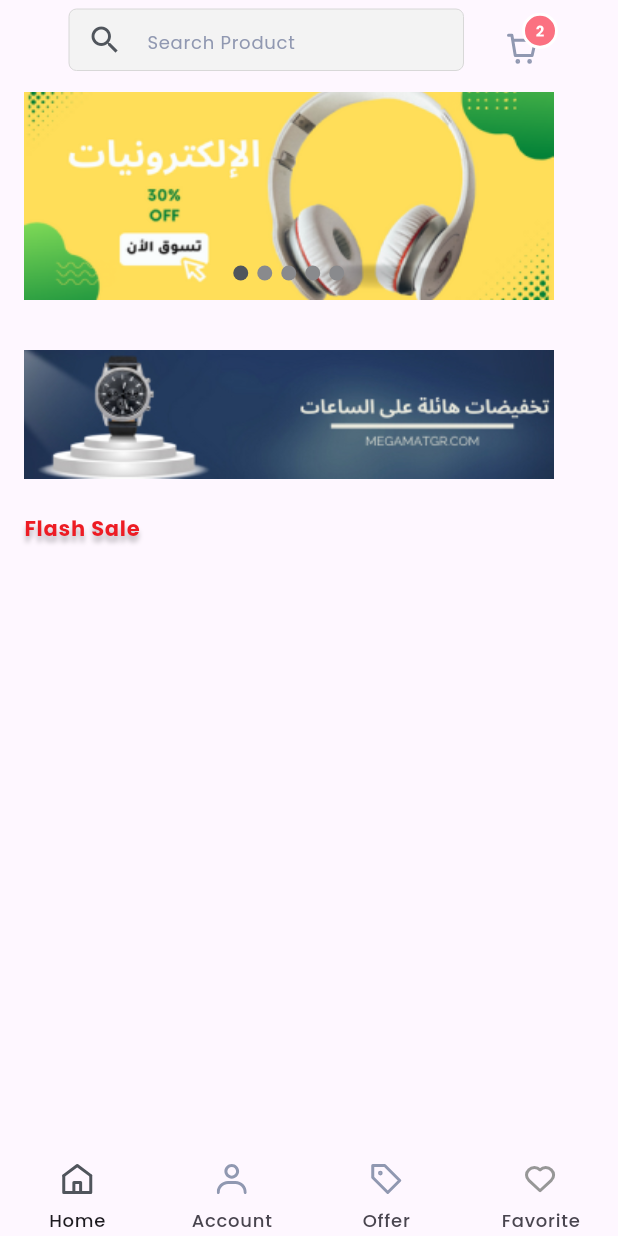
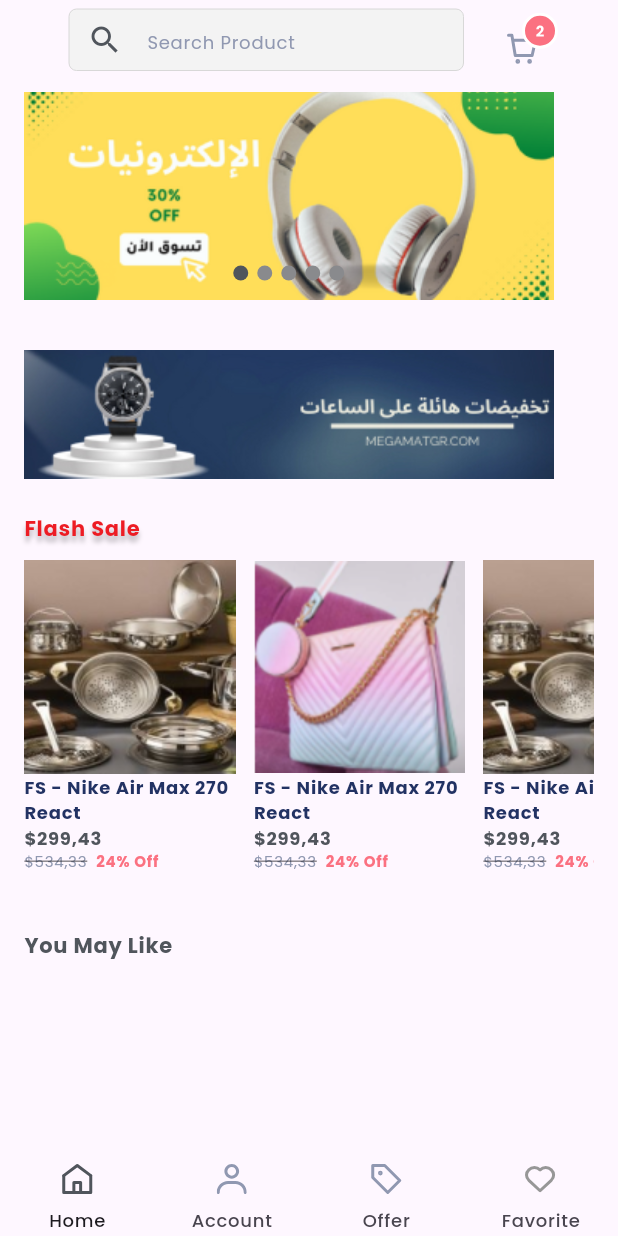
Before and after one commit to karim242/Mega-Store, a Flutter app: the screen it shows after launch, on a phone screen of 412 x 824 dp. Run offline on Flutter 3.47's test engine with Material 3 defaults, Android fonts, the phone set to English and light mode, and no system bars; drawn by our look-alikes of card_swiper; our stand-ins replace flutter_svg.

Commit message:
Add Flash Sale Row

```diff
--- a/lib/feature/home/view/home_view.dart
+++ b/lib/feature/home/view/home_view.dart
@@ -1,5 +1,7 @@
 import 'package:flutter/material.dart';
+import 'package:flutter/widgets.dart';
 import 'package:technomasr_tasks/feature/home/widgets/banners_image.dart';
+import 'package:technomasr_tasks/feature/home/widgets/flashsale_product_row.dart';
 import 'package:technomasr_tasks/feature/home/widgets/home_appbar_row.dart';
 import 'package:technomasr_tasks/utils/app_fonts.dart';
 import 'package:technomasr_tasks/utils/app_image.dart';
@@ -13,12 +15,9 @@
       body: SafeArea(
         child: SingleChildScrollView(
           child: Padding(
-            padding: const EdgeInsets.symmetric(
-              horizontal: 16.0,
-            ),
-            child: Column(
-              crossAxisAlignment: CrossAxisAlignment.start,
-              children: [
+               padding: const EdgeInsets.symmetric(horizontal: 16.0),
+
+                  child:   Column(crossAxisAlignment: CrossAxisAlignment.start, children: [
                     const SizedBox(
                       height: 6,
                     ),
@@ -43,24 +42,36 @@
                     const SizedBox(
                       height: 23,
                     ),
-              Text('Flash Sale',
+                    Text(
+                      'Flash Sale',
                       style: AppFonts.textStyle14().copyWith(
                         color: const Color(0xffED1C24),
                         fontWeight: FontWeight.w700,
-
                         shadows: [
                           Shadow(
-                  offset: const Offset(0.0,4),
+                            offset: const Offset(0.0, 4),
                             blurRadius: 4,
                             color: Colors.black.withOpacity(0.25),
                           ),
-
                         ],
-                ),),
-
-            ]),
                       ),
                     ),
+                 const   SizedBox(height: 230, child: const FlashSaleProductRow()),
+                 const SizedBox(
+                      height: 28,
+                    ),
+                    Text("You May Like ",style: AppFonts.textStyle14().copyWith(
+                      color: const Color(0xff50555C),
+
+                    ),)
+                  ]
+            ),
+            ),
+        ),
+
+        //  ] ),
+      //    ),
+
       ),
     );
   }
--- /dev/null
+++ b/lib/feature/home/widgets/flashsale_product_row.dart
@@ -0,0 +1,29 @@
+import 'package:flutter/material.dart';
+import 'package:technomasr_tasks/utils/app_image.dart';
+import 'package:technomasr_tasks/utils/widgets/custom_product_col.dart';
+
+class FlashSaleProductRow extends StatelessWidget {
+  const FlashSaleProductRow({super.key});
+  final List<String> productImages = const [
+    Assets.imagesFsImage1,
+    Assets.imagesFsImage2,
+    Assets.imagesFsImage1
+  ];
+  @override
+  Widget build(BuildContext context) {
+    return ListView(
+      shrinkWrap: true,
+      scrollDirection: Axis.horizontal,
+     children: [
+      CustomProductCol(image: productImages[0]),
+      const SizedBox(
+        width: 12,
+      ),
+      CustomProductCol(image: productImages[1]),
+      const SizedBox(
+        width: 12,
+      ),
+      CustomProductCol(image: productImages[0]),
+    ],);
+  }
+}
--- a/lib/utils/app_fonts.dart
+++ b/lib/utils/app_fonts.dart
@@ -6,7 +6,8 @@
     return  const TextStyle(fontFamily: 'Poppins',fontSize: 14,letterSpacing: 0.5,fontWeight: FontWeight.w700);
   }
   static TextStyle textStyle12() {
-    return  const TextStyle(fontFamily: 'Poppins',fontSize: 12,letterSpacing: 0.5,fontWeight: FontWeight.w700);
+    return  const TextStyle(fontFamily: 'Poppins',
+    fontSize: 12,letterSpacing: 0.5,fontWeight: FontWeight.w700);
   }
 
 }
--- a/lib/utils/app_image.dart
+++ b/lib/utils/app_image.dart
@@ -11,12 +11,10 @@
 
   /// Assets for imagesFsImage1
   /// assets/images/fsImage1.svg
-  static const String imagesFsImage1 = "assets/images/fsImage1.svg";
-
+  static const String imagesFsImage1 = "assets/images/flsImage1.png";
   /// Assets for imagesFsImage2
-  /// assets/images/fsImage2.svg
-  static const String imagesFsImage2 = "assets/images/fsImage2.svg";
-
+  /// assets/images/flsImage2.png
+  static const String imagesFsImage2 = "assets/images/flsImage2.png";
   /// Assets for imagesGoldenStar
   /// assets/images/goldenStar.svg
   static const String imagesGoldenStar = "assets/images/goldenStar.svg";
--- a/lib/utils/widgets/custom_product_col.dart
+++ b/lib/utils/widgets/custom_product_col.dart
@@ -1,17 +1,59 @@
 import 'package:flutter/material.dart';
-import 'package:flutter_svg/svg.dart';
-import 'package:technomasr_tasks/utils/app_image.dart';
+import 'package:flutter/widgets.dart';
+import 'package:technomasr_tasks/utils/app_fonts.dart';
 
 class CustomProductCol extends StatelessWidget {
-  const CustomProductCol({super.key});
-
+  const CustomProductCol({super.key, required this.image});
+final String image;
   @override
   Widget build(BuildContext context) {
-    return  Column(
-      children: [
-        SvgPicture.asset(Assets.imagesFsImage1),
+    return SizedBox(
+      width: 141,
+      height: 224,
+      child: Column(
+        mainAxisAlignment: MainAxisAlignment.center,
+        crossAxisAlignment: CrossAxisAlignment.start,
+        children: [
+          AspectRatio(
+              aspectRatio: 141 / 143,
+              child: Image.asset(image)),
+          Text('FS - Nike Air Max 270 React',
+              style: AppFonts.textStyle12().copyWith(
+                  fontWeight: FontWeight.w700, color: const Color(0xff223263))),
+          Text(
+            '\$299,43',
+            style: AppFonts.textStyle12().copyWith(
+              fontWeight: FontWeight.w700,
+              color: const Color(0xff50555C),
+            ),
+          ),
+          Row(
+            children: [
+              Text(
+                '\$534,33',
+                style: AppFonts.textStyle12().copyWith(
+                  fontSize: 10,
+                  fontWeight: FontWeight.w400,
+                  color: const Color(0xff9098B1),
+                  decoration: TextDecoration.lineThrough,
+                ),
+              ),
+             const SizedBox(
+                width: 6,
+              ),
+              Text(
+                '24% Off',
+                style: AppFonts.textStyle12().copyWith(
+                  fontSize: 10,
+                  fontWeight: FontWeight.w700,
+                  color: const Color(0xffFB7181),
 
-      ],
+                ),
+              ),
+
+            ]),
+        ],
+      ),
     );
   }
 }
```
Also changed, not shown: assets/images/flsImage1.png (added), assets/images/flsImage2.png (added), assets/images/fsImage1.svg (deleted). Lines whose indentation alone changed are shown as unchanged.
